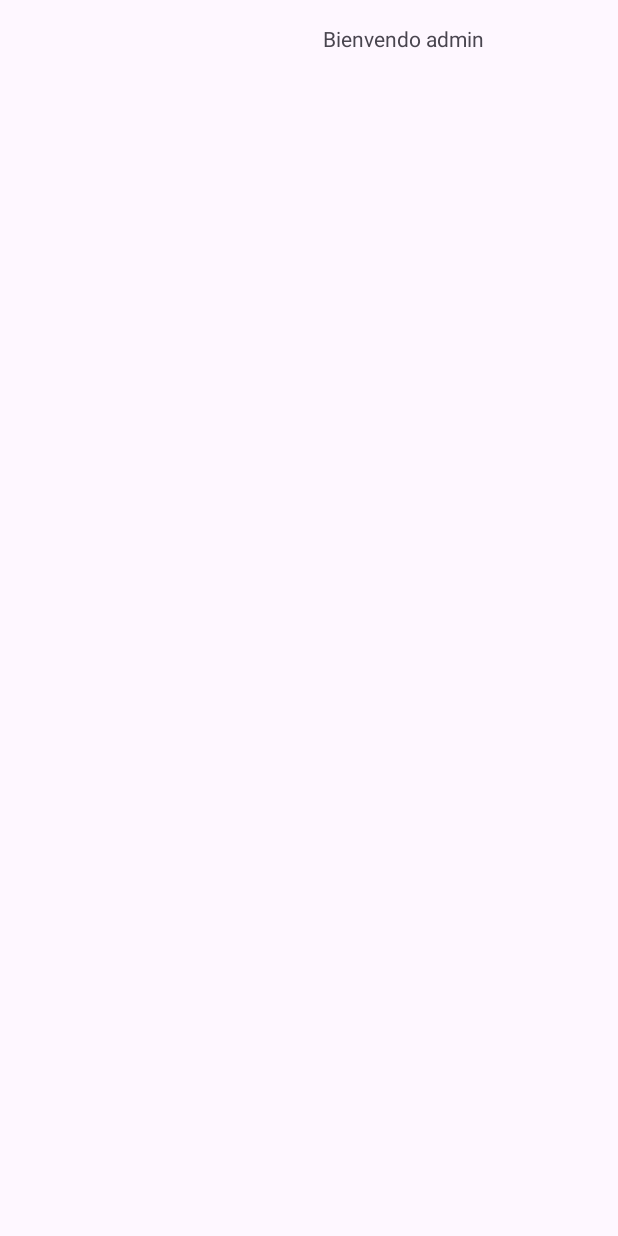
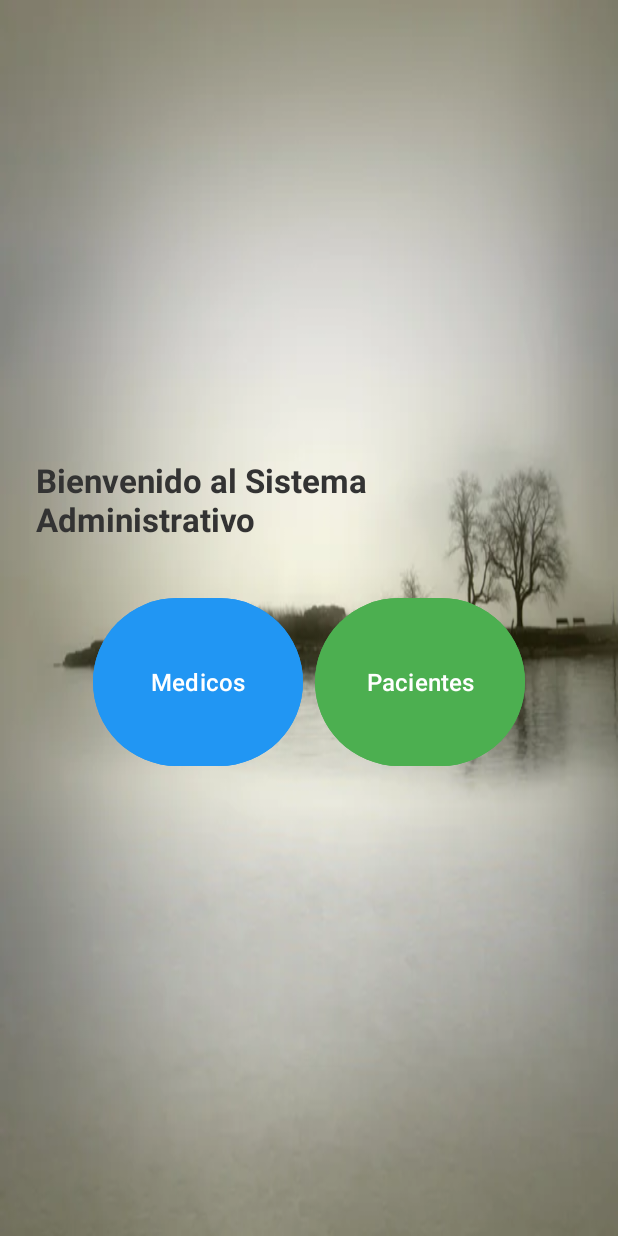
Before and after one commit to JoseCotos/appMovil, an Android app: the HomeAdminActivity screen opened directly, with no data from a screen before it, on a phone screen of 412 x 824 dp. Before the commit the screen is almost empty. Run offline under Robolectric (Android 15) with nearby library versions, the phone set to English and light mode, and no system bars.

Commit message:
Avance 3

```diff
--- a/app/src/main/AndroidManifest.xml
+++ b/app/src/main/AndroidManifest.xml
@@ -13,6 +13,12 @@
         android:supportsRtl="true"
         android:theme="@style/Theme.MiappPosta"
         tools:targetApi="31">
+        <activity
+            android:name=".RegistrarMedicoActivity"
+            android:exported="false" />
+        <activity
+            android:name=".DoctoresActivity"
+            android:exported="false" />
         <activity
             android:name=".HomeAdminActivity"
             android:exported="false" />
--- a/app/src/main/java/com/upc/miappposta/HomeAdminActivity.kt
+++ b/app/src/main/java/com/upc/miappposta/HomeAdminActivity.kt
@@ -1,20 +1,31 @@
 package com.upc.miappposta
 
+import android.content.Intent
 import android.os.Bundle
-import androidx.activity.enableEdgeToEdge
 import androidx.appcompat.app.AppCompatActivity
-import androidx.core.view.ViewCompat
-import androidx.core.view.WindowInsetsCompat
+import com.upc.miappposta.databinding.ActivityHomeAdminBinding
 
 class HomeAdminActivity : AppCompatActivity() {
+
+    private lateinit var binding: ActivityHomeAdminBinding
+
     override fun onCreate(savedInstanceState: Bundle?) {
         super.onCreate(savedInstanceState)
-        enableEdgeToEdge()
-        setContentView(R.layout.activity_home_admin)
-        ViewCompat.setOnApplyWindowInsetsListener(findViewById(R.id.main)) { v, insets ->
-            val systemBars = insets.getInsets(WindowInsetsCompat.Type.systemBars())
-            v.setPadding(systemBars.left, systemBars.top, systemBars.right, systemBars.bottom)
-            insets
+        binding = ActivityHomeAdminBinding.inflate(layoutInflater)
+        setContentView(binding.root)
+
+        // Mensaje de bienvenida
+        binding.txtMensaje.text = "Bienvenido al Sistema Administrativo"
+
+        // Acciones de los botones
+        binding.btnMedicos.setOnClickListener {
+            startActivity(Intent(this, DoctoresActivity::class.java))
         }
+
+        binding.btnPacientes.setOnClickListener {
+            startActivity(Intent(this, ConfirmacionActivity::class.java))
+        }
+
+
     }
 }
--- a/app/src/main/res/layout/activity_home_admin.xml
+++ b/app/src/main/res/layout/activity_home_admin.xml
@@ -1,21 +1,58 @@
 <?xml version="1.0" encoding="utf-8"?>
-<androidx.constraintlayout.widget.ConstraintLayout xmlns:android="http://schemas.android.com/apk/res/android"
+<LinearLayout xmlns:android="http://schemas.android.com/apk/res/android"
     xmlns:app="http://schemas.android.com/apk/res-auto"
     xmlns:tools="http://schemas.android.com/tools"
-    android:id="@+id/main"
     android:layout_width="match_parent"
     android:layout_height="match_parent"
+    android:gravity="center"
+    android:orientation="vertical"
+    android:background="@drawable/fondo_main"
+    android:padding="24dp"
     tools:context=".HomeAdminActivity">
 
     <TextView
-        android:id="@+id/textView9"
+        android:id="@+id/txtMensaje"
         android:layout_width="wrap_content"
         android:layout_height="wrap_content"
-        android:layout_marginStart="239dp"
-        android:layout_marginTop="16dp"
-        android:layout_marginEnd="114dp"
-        android:text="Bienvendo admin"
-        app:layout_constraintEnd_toEndOf="parent"
-        app:layout_constraintStart_toStartOf="parent"
-        app:layout_constraintTop_toTopOf="parent" />
-</androidx.constraintlayout.widget.ConstraintLayout>
+        android:text="Bienvenido al Sistema Administrativo"
+        android:textColor="#333"
+        android:textSize="22sp"
+        android:textStyle="bold"
+        android:layout_marginBottom="30dp" />
+
+    <GridLayout
+        android:id="@+id/gridBotones"
+        android:layout_width="wrap_content"
+        android:layout_height="wrap_content"
+        android:columnCount="2"
+        android:useDefaultMargins="true"
+        android:alignmentMode="alignMargins"
+        android:gravity="center">
+
+        <Button
+            android:id="@+id/btnMedicos"
+            android:layout_width="140dp"
+            android:layout_height="120dp"
+            android:backgroundTint="#2196F3"
+            android:textColor="#FFF"
+            android:text="Medicos"
+            android:textAlignment="center"
+            android:textSize="16sp"
+            android:drawablePadding="8dp"
+            android:padding="8dp" />
+
+        <Button
+            android:id="@+id/btnPacientes"
+            android:layout_width="140dp"
+            android:layout_height="120dp"
+            android:backgroundTint="#4CAF50"
+            android:textColor="#FFF"
+            android:text="Pacientes"
+            android:textAlignment="center"
+            android:textSize="16sp"
+            android:drawablePadding="8dp"
+            android:padding="8dp" />
+
+
+    </GridLayout>
+</LinearLayout>
```
Also changed, not shown: app/src/main/java/com/upc/miappposta/DoctoresActivity.kt (added, +137 -0 lines), app/src/main/java/com/upc/miappposta/LoginActivity.kt (+4 -13 lines), app/src/main/java/com/upc/miappposta/RegistrarMedicoActivity.kt (added, +37 -0 lines), app/src/main/java/com/upc/miappposta/util/SQLiteHelper.kt (+9 -0 lines), app/src/main/res/layout/activity_doctores.xml (added, +57 -0 lines), app/src/main/res/layout/activity_registrar_medico.xml (added, +13 -0 lines), app/src/main/res/layout/item_medico.xml (added, +45 -0 lines).
